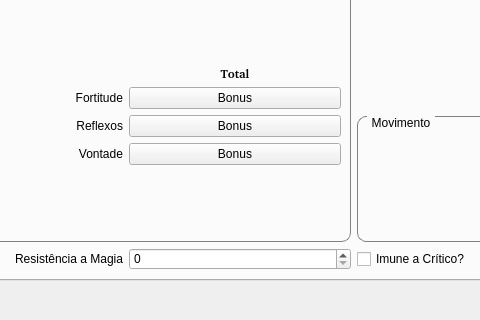
The window that ifg/qt/ui/entidade.ui (matferib/tabuleiro-virtual) describes before a commit, drawn with Qt 5; both pictures show x 121 to 601 and y 312 to 632 of the 1405 by 632 pixel window.
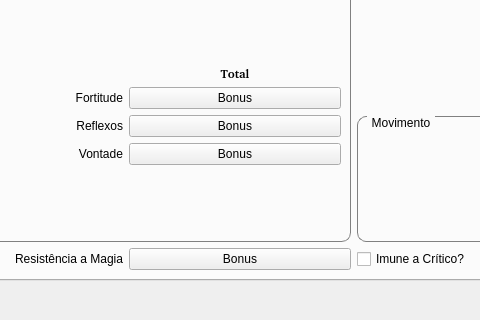
The same window after the commit. The open tabs and pages were chosen to show the change.

Commit message: ui de resistencia a magia com bonus

```diff
--- a/ifg/qt/ui/entidade.ui
+++ b/ifg/qt/ui/entidade.ui
@@ -1974,9 +1974,9 @@
           </widget>
          </item>
          <item>
-          <widget class="QSpinBox" name="spin_rm">
-           <property name="toolTip">
-            <string>spin_rm</string>
+          <widget class="QPushButton" name="botao_resistencia_magia">
+           <property name="text">
+            <string>Bonus</string>
            </property>
           </widget>
          </item>
```
Left out of the diff: 1 changed line with no effect on the pictures. The commit also changes 2 other files.
